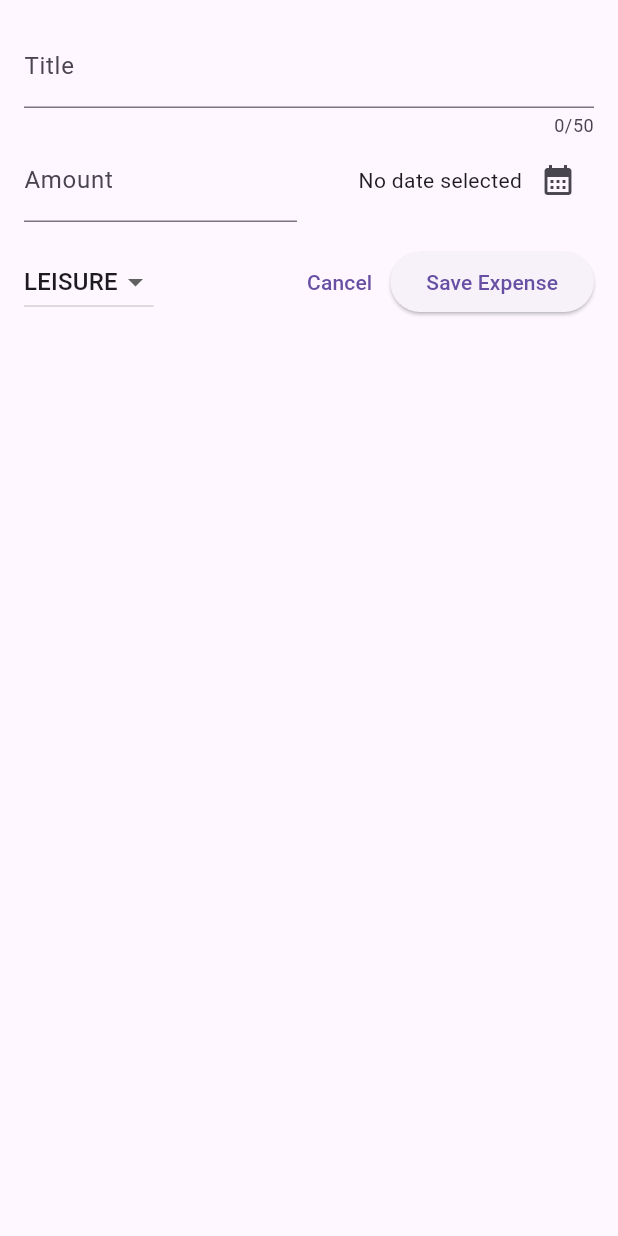
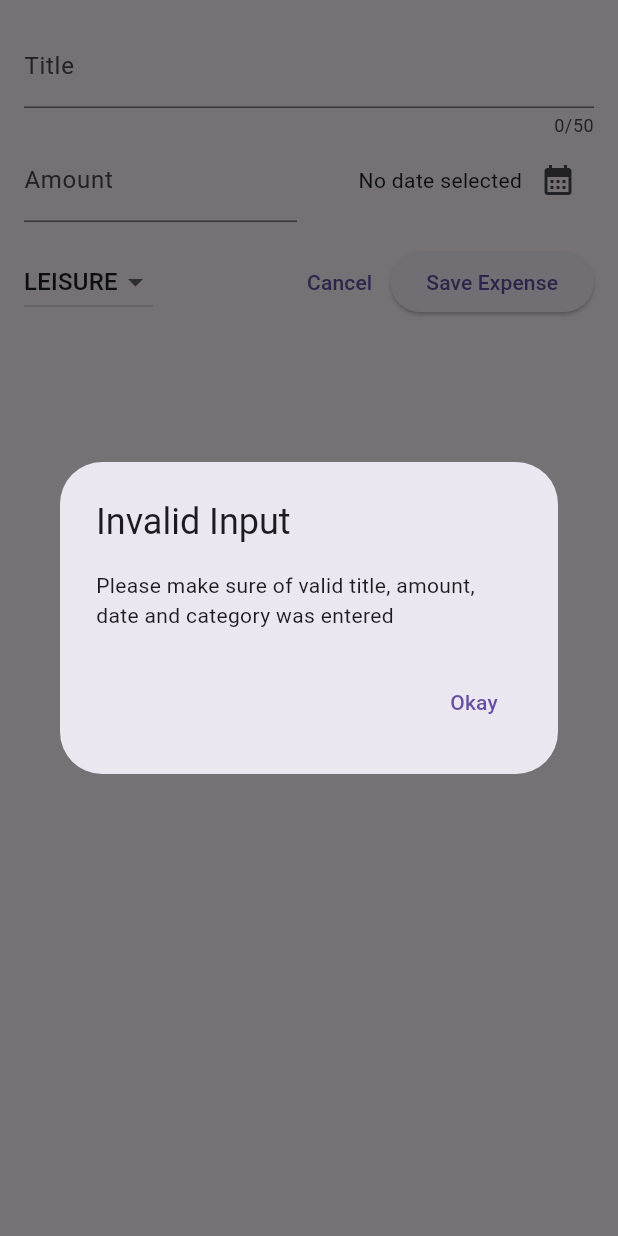
Before and after one commit to temogogitidze/expense_tracker_app, a Flutter app: the NewExpense widget shown alone on an empty page, opened directly, after a tap on "Save Expense", on a phone screen of 412 x 824 dp. Run offline on Flutter 3.47's test engine with Material 2 defaults, Android fonts, the phone set to English and light mode, and no system bars.

Commit message:
feat: add validations for user input

```diff
--- a/lib/widgets/new_expense.dart
+++ b/lib/widgets/new_expense.dart
@@ -29,6 +29,32 @@ class _NewExpenseState extends State<NewExpense> {
     setState(() {
       _selectedDate = pickedDate;
     });
+  }
+
+  void _submitExpenseData() {
+    final enteredAmount = double.tryParse(_amountController.text);
+    final amountIsInvalid = enteredAmount == null || enteredAmount <= 0;
+
+    if (_titleController.text.trim().isEmpty ||
+        amountIsInvalid ||
+        _selectedDate == null) {
+      showDialog(
+        context: context,
+        builder: (ctx) => AlertDialog(
+          title: const Text('Invalid Input'),
+          content: const Text(
+              'Please make sure of valid title, amount, date and category was entered'),
+          actions: [
+            TextButton(
+                onPressed: () {
+                  Navigator.pop(ctx);
+                },
+                child: const Text('Okay'))
+          ],
+        ),
+      );
+      return;
+    }
   }
 
   @override
@@ -113,10 +139,7 @@ class _NewExpenseState extends State<NewExpense> {
                 child: const Text('Cancel'),
               ),
               ElevatedButton(
-                onPressed: () {
-                  print(_titleController.text);
-                  print(_amountController.text);
-                },
+                onPressed: _submitExpenseData,
                 child: const Text('Save Expense'),
               ),
             ],
```
